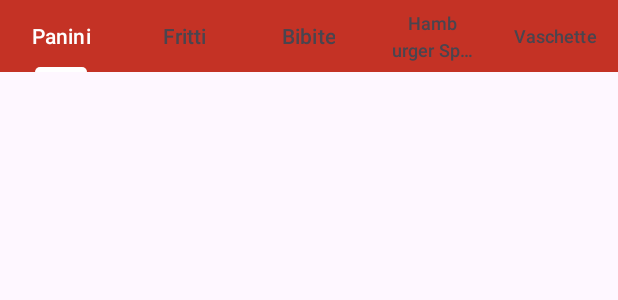
After one commit to MarioAudibussio/ProgettoPanineria99, an Android app: the layout activity_menu.xml on its own in the app's theme, with its tools: preview values and no code run, on a phone screen of 412 x 824 dp. The commit adds this screen. Shown: the top 300 px of the screen. Run offline under Robolectric (Android 15) with nearby library versions, the phone set to English and light mode, and no system bars.

Commit message:
metto la mia roba dio cane

```diff
--- a/app/src/main/AndroidManifest.xml
+++ b/app/src/main/AndroidManifest.xml
@@ -13,6 +13,9 @@
         android:theme="@style/Theme.SchedaCibo"
         tools:targetApi="31">
         <activity
+            android:name=".MenuActivity"
+            android:exported="false" />
+        <activity
             android:name=".MainActivity"
             android:exported="true">
             <intent-filter>
--- /dev/null
+++ b/app/src/main/res/layout/activity_menu.xml
@@ -0,0 +1,55 @@
+<?xml version="1.0" encoding="utf-8"?>
+<LinearLayout xmlns:android="http://schemas.android.com/apk/res/android"
+    xmlns:app="http://schemas.android.com/apk/res-auto"
+    xmlns:tools="http://schemas.android.com/tools"
+    android:id="@+id/main"
+    android:layout_width="match_parent"
+    android:layout_height="match_parent"
+    android:orientation="vertical"
+    tools:context=".MenuActivity">
+
+    <com.google.android.material.tabs.TabLayout
+        android:id="@+id/tablayout"
+        android:layout_width="match_parent"
+        android:layout_height="wrap_content"
+        android:background="@color/rossoPulsante"
+        app:tabIndicatorColor="@color/white"
+        app:tabSelectedTextColor="@color/white">
+
+
+        <com.google.android.material.tabs.TabItem
+            android:id="@+id/panini"
+            android:layout_width="wrap_content"
+            android:layout_height="wrap_content"
+            android:text="@string/Pnini"/>
+
+        <com.google.android.material.tabs.TabItem
+            android:id="@+id/fritti"
+            android:layout_width="wrap_content"
+            android:layout_height="wrap_content"
+            android:text="@string/Fritti"/>
+        <com.google.android.material.tabs.TabItem
+            android:id="@+id/bibite"
+            android:layout_width="wrap_content"
+            android:layout_height="wrap_content"
+            android:text="@string/Bibite"/>
+        <com.google.android.material.tabs.TabItem
+            android:id="@+id/hamburgerSpeciali"
+            android:layout_width="wrap_content"
+            android:layout_height="wrap_content"
+            android:text="@string/HamburgerSpeciali"/>
+        <com.google.android.material.tabs.TabItem
+            android:id="@+id/vaschette"
+            android:layout_width="wrap_content"
+            android:layout_height="wrap_content"
+            android:text="@string/Vaschette"/>
+
+    </com.google.android.material.tabs.TabLayout>
+
+    <FrameLayout
+        android:id="@+id/framelayout"
+        android:layout_width="match_parent"
+        android:layout_height="match_parent"/>
+
+
+</LinearLayout>
--- a/app/src/main/res/values/colors.xml
+++ b/app/src/main/res/values/colors.xml
@@ -2,4 +2,5 @@
 <resources>
     <color name="black">#FF000000</color>
     <color name="white">#FFFFFFFF</color>
+    <color name="rossoPulsante">#C43225</color>
 </resources>
--- a/app/src/main/res/values/strings.xml
+++ b/app/src/main/res/values/strings.xml
@@ -1,9 +1,11 @@
 <resources>
-    <string name="app_name">SchedaCibo</string>
-    <string name="read_more">READ MORE</string>
-    <string name="descrizionePanini">There are many variations of passages of Lorem Ipsum available, but the majority have suffered alteration in some form, by injected humour, or randomised words which don\'t look even slightly believable. If you are going to use a passage of Lorem Ipsum, you need to be sure there isn\'t anything embarrassing hidden in the middle of text. All the Lorem Ipsum generators on the Internet tend to repeat predefined chunks ...</string>
-    <string name="aggiungi">Aggiungi</string>
-    <string name="più">+</string>
-    <string name="meno">-</string>
+    <string name="app_name">appPanineria99</string>
+    <string name="Pnini">Panini</string>
+    <string name="Fritti">Fritti</string>
+    <string name="Vaschette">Vaschette</string>
+    <string name="Bibite">Bibite</string>
+    <string name="HamburgerSpeciali">Hamburger Speciali</string>
+    <!-- TODO: Remove or change this placeholder text -->
+    <string name="hello_blank_fragment">Hello blank fragment</string>
 
 </resources>
```
Also changed, not shown: app/src/main/java/com/example/schedacibo/MainActivity.kt (+34 -5 lines), app/src/main/java/com/example/schedacibo/MenuActivity.kt (added, +57 -0 lines), app/src/main/java/com/example/schedacibo/fragmentMenu/BibiteFragment.kt (added, +60 -0 lines), app/src/main/java/com/example/schedacibo/fragmentMenu/FrittiFragment.kt (added, +60 -0 lines), app/src/main/java/com/example/schedacibo/fragmentMenu/HammburgerSpecialiFragment.kt (added, +60 -0 lines), app/src/main/java/com/example/schedacibo/fragmentMenu/PaniniFragment.kt (added, +60 -0 lines), app/src/main/java/com/example/schedacibo/fragmentMenu/VaschetteFragment.kt (added, +60 -0 lines), app/src/main/res/layout/fragment_bibite.xml (added, +14 -0 lines), app/src/main/res/layout/fragment_fritti.xml (added, +14 -0 lines), app/src/main/res/layout/fragment_hammburger_speciali.xml (added, +14 -0 lines), app/src/main/res/layout/fragment_panini.xml (added, +14 -0 lines), app/src/main/res/layout/fragment_vaschette.xml (added, +14 -0 lines).
